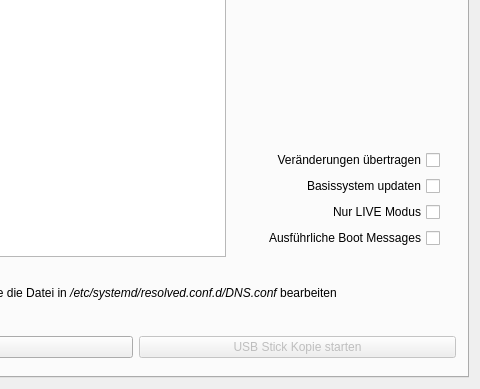
Above: usbcreator/usbcreator.ui from valueerrorx/life-builder before the change; both pictures show x 205 to 685 and y 196 to 585 of the 685 by 585 pixel window. Below: the same form after it.
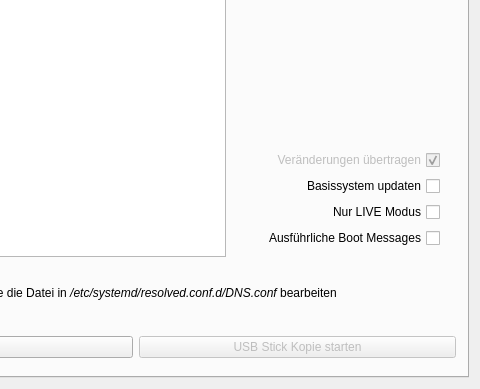
That is the form after the change. Icons and pictures are not drawn.

What changed in the file:
```diff
--- a/usbcreator/usbcreator.ui
+++ b/usbcreator/usbcreator.ui
@@ -222,12 +222,18 @@
              </item>
              <item>
               <widget class="QCheckBox" name="copydata">
+               <property name="enabled">
+                <bool>false</bool>
+               </property>
                <property name="toolTip">
                 <string>&lt;html&gt;&lt;head/&gt;&lt;body&gt;&lt;p&gt;Die Datenpartition vom Quell USB Stick&lt;/p&gt;&lt;p&gt;wird auf den Ziel USB Stick übertragen&lt;/p&gt;&lt;p&gt;(Konfiguration, zusätzliche Programme, Dateien)&lt;/p&gt;&lt;/body&gt;&lt;/html&gt;</string>
                </property>
                <property name="text">
                 <string>Veränderungen übertragen</string>
                </property>
+               <property name="checked">
+                <bool>true</bool>
+               </property>
               </widget>
              </item>
              <item>
```
